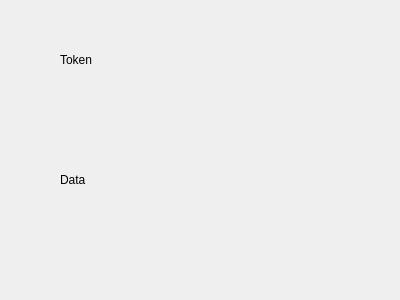
Qt form mainwindow.ui (VillerotJustinOrg/LeekBot) before a commit.
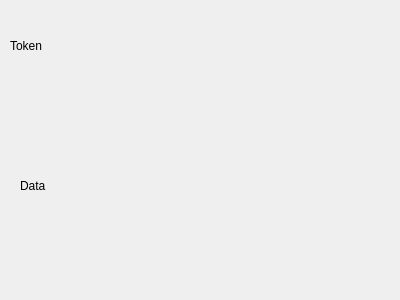
The same form after that commit.

Commit message: Cooki recovery #1

```diff
--- a/mainwindow.ui
+++ b/mainwindow.ui
@@ -16,23 +16,29 @@
   <widget class="QLabel" name="label">
    <property name="geometry">
     <rect>
-     <x>60</x>
-     <y>50</y>
-     <width>111</width>
-     <height>20</height>
+     <x>10</x>
+     <y>10</y>
+     <width>371</width>
+     <height>71</height>
     </rect>
    </property>
    <property name="text">
     <string>Token</string>
    </property>
+   <property name="scaledContents">
+    <bool>false</bool>
+   </property>
+   <property name="wordWrap">
+    <bool>true</bool>
+   </property>
   </widget>
   <widget class="QLabel" name="label_2">
    <property name="geometry">
     <rect>
-     <x>60</x>
-     <y>170</y>
-     <width>111</width>
-     <height>20</height>
+     <x>20</x>
+     <y>100</y>
+     <width>361</width>
+     <height>171</height>
     </rect>
    </property>
    <property name="text">
```
The commit also changes 2 other files.
